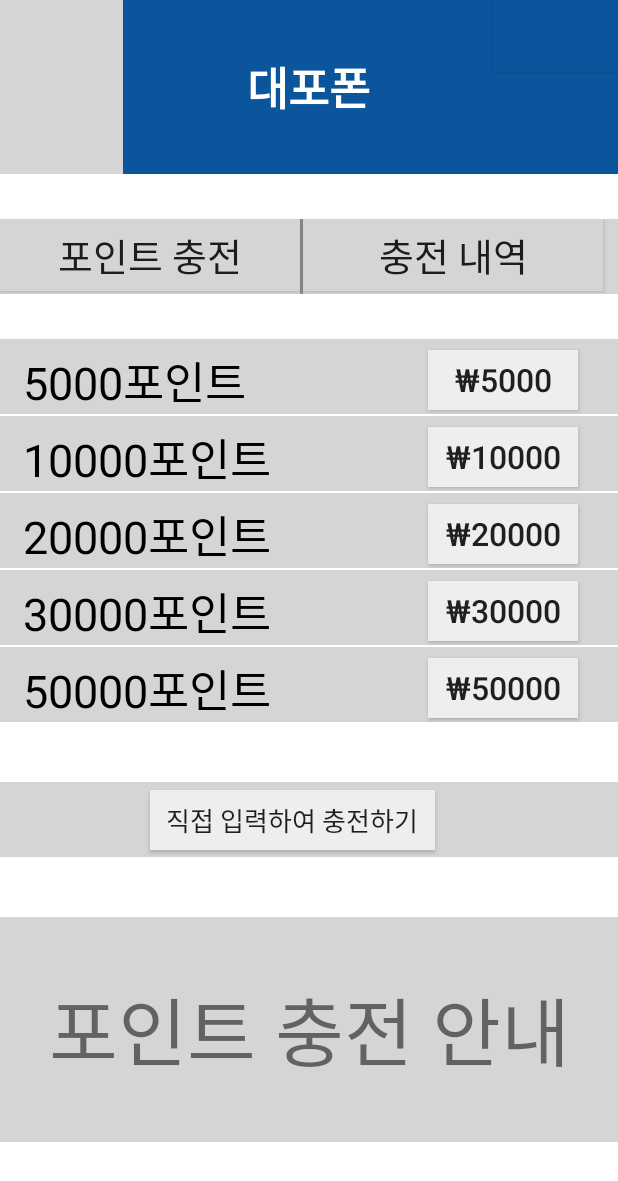
After one commit to SEJUNLIM/DKU_DowTech_2022, an Android app: the layout activity_chargepoint.xml on its own in the app's theme, with its tools: preview values and no code run, on a phone screen of 412 x 824 dp. The commit adds this screen. Shown: the top 1181 px of the screen. Run offline under Robolectric (Android 15) with nearby library versions, the light colour scheme and no system bars; grey boxes are pictures that could not be loaded.

Commit message:
first commit

```diff
--- a/app/build.gradle
+++ b/app/build.gradle
@@ -25,6 +25,7 @@ android {
         sourceCompatibility JavaVersion.VERSION_1_8
         targetCompatibility JavaVersion.VERSION_1_8
     }
+    namespace 'com.example.dku_dow_dpp'
 }
 
 dependencies {
--- a/app/src/main/AndroidManifest.xml
+++ b/app/src/main/AndroidManifest.xml
@@ -1,7 +1,6 @@
 <?xml version="1.0" encoding="utf-8"?>
 <manifest xmlns:android="http://schemas.android.com/apk/res/android"
-    xmlns:tools="http://schemas.android.com/tools"
-    package="com.example.dku_dow_dpp">
+    xmlns:tools="http://schemas.android.com/tools">
 
     <application
         android:allowBackup="true"
--- /dev/null
+++ b/app/src/main/java/com/example/dku_dow_dpp/ChargeListActivity.java
@@ -0,0 +1,4 @@
+package com.example.dku_dow_dpp;
+
+public class ChargeListActivity {
+}
--- /dev/null
+++ b/app/src/main/java/com/example/dku_dow_dpp/ChargePointActivity.java
@@ -0,0 +1,4 @@
+package com.example.dku_dow_dpp;
+
+public class ChargePointActivity {
+}
--- /dev/null
+++ b/app/src/main/res/layout/activity_chargepoint.xml
@@ -0,0 +1,238 @@
+<?xml version="1.0" encoding="utf-8"?>
+<LinearLayout xmlns:android="http://schemas.android.com/apk/res/android"
+    android:orientation="vertical"
+    android:layout_width="match_parent"
+    android:layout_height="match_parent">
+
+    <LinearLayout
+        android:layout_width="match_parent"
+        android:layout_height="wrap_content"
+        android:background="@color/main"
+        android:orientation="horizontal">
+
+        <android.widget.ImageButton
+            android:id="@+id/button"
+            android:layout_width="0dp"
+            android:layout_height="wrap_content"
+            android:layout_weight="1"
+            android:background="@color/main"
+            android:src="@drawable/back_arrow_resize"
+            android:layout_gravity="center"
+            android:padding="10dp"
+            android:text="" />
+
+        <TextView
+            android:id="@+id/textView"
+            android:layout_width="0dp"
+            android:layout_height="wrap_content"
+            android:layout_weight="3"
+            android:gravity="center"
+            android:layout_gravity="center"
+            android:text="대포폰"
+            android:textColor="@color/white"
+            android:textStyle="bold"
+            android:textSize="30sp" />
+
+        <android.widget.Button
+            android:id="@+id/notButton"
+            android:layout_width="0dp"
+            android:layout_height="wrap_content"
+            android:layout_weight="1"
+            android:background="@color/main"
+            android:text="" />
+    </LinearLayout>
+
+    <LinearLayout
+        android:layout_width="match_parent"
+        android:layout_height="50dp"
+        android:background="#d5d5d5"
+        android:orientation="horizontal"
+        android:layout_marginTop="30dp">
+
+        <android.widget.Button
+            android:layout_width="200dp"
+            android:layout_height="wrap_content"
+            android:text="포인트 충전"
+            android:textSize="25sp"
+            android:background="#d5d5d5"/>
+
+        <View
+            android:layout_width="2dp"
+            android:layout_height="wrap_content"
+            android:background="#8e8e8e"/>
+
+        <android.widget.Button
+            android:layout_width="200dp"
+            android:layout_height="wrap_content"
+            android:text="충전 내역"
+            android:textSize="25sp"
+            android:background="#d5d5d5"/>
+
+    </LinearLayout>
+
+    <LinearLayout
+        android:layout_width="match_parent"
+        android:layout_height="50dp"
+        android:background="#d5d5d5"
+        android:orientation="horizontal"
+        android:layout_marginTop="30dp">
+
+        <TextView
+            android:layout_width="270dp"
+            android:layout_height="wrap_content"
+            android:text="5000포인트"
+            android:textSize="30sp"
+            android:textColor="@color/black"
+            android:layout_marginTop="5dp"
+            android:layout_marginStart="15dp"
+            android:gravity="start"/>
+
+        <android.widget.Button
+            android:layout_width="100dp"
+            android:layout_height="40dp"
+            android:text="₩5000"
+            android:textSize="21sp"
+            android:background="#EEEEEE"/>
+
+    </LinearLayout>
+
+    <LinearLayout
+        android:layout_width="match_parent"
+        android:layout_height="50dp"
+        android:background="#d5d5d5"
+        android:orientation="horizontal"
+        android:layout_marginTop="1dp">
+
+        <TextView
+            android:layout_width="270dp"
+            android:layout_height="wrap_content"
+            android:text="10000포인트"
+            android:textSize="30sp"
+            android:textColor="@color/black"
+            android:layout_marginTop="5dp"
+            android:layout_marginStart="15dp"
+            android:gravity="start"/>
+
+        <android.widget.Button
+            android:layout_width="100dp"
+            android:layout_height="40dp"
+            android:text="₩10000"
+            android:textSize="21sp"
+            android:background="#EEEEEE"/>
+
+    </LinearLayout>
+
+    <LinearLayout
+        android:layout_width="match_parent"
+        android:layout_height="50dp"
+        android:background="#d5d5d5"
+        android:orientation="horizontal"
+        android:layout_marginTop="1dp">
+
+        <TextView
+            android:layout_width="270dp"
+            android:layout_height="wrap_content"
+            android:text="20000포인트"
+            android:textSize="30sp"
+            android:textColor="@color/black"
+            android:layout_marginTop="5dp"
+            android:layout_marginStart="15dp"
+            android:gravity="start"/>
+
+        <android.widget.Button
+            android:layout_width="100dp"
+            android:layout_height="40dp"
+            android:text="₩20000"
+            android:textSize="21sp"
+            android:background="#EEEEEE"/>
+
+    </LinearLayout>
+
+    <LinearLayout
+        android:layout_width="match_parent"
+        android:layout_height="50dp"
+        android:background="#d5d5d5"
+        android:orientation="horizontal"
+        android:layout_marginTop="1dp">
+
+        <TextView
+            android:layout_width="270dp"
+            android:layout_height="wrap_content"
+            android:text="30000포인트"
+            android:textSize="30sp"
+            android:textColor="@color/black"
+            android:layout_marginTop="5dp"
+            android:layout_marginStart="15dp"
+            android:gravity="start"/>
+
+        <android.widget.Button
+            android:layout_width="100dp"
+            android:layout_height="40dp"
+            android:text="₩30000"
+            android:textSize="21sp"
+            android:background="#EEEEEE"/>
+
+    </LinearLayout>
+
+    <LinearLayout
+        android:layout_width="match_parent"
+        android:layout_height="50dp"
+        android:background="#d5d5d5"
+        android:orientation="horizontal"
+        android:layout_marginTop="1dp">
+
+        <TextView
+            android:layout_width="270dp"
+            android:layout_height="wrap_content"
+            android:text="50000포인트"
+            android:textSize="30sp"
+            android:textColor="@color/black"
+            android:layout_marginTop="5dp"
+            android:layout_marginStart="15dp"
+            android:gravity="start"/>
+
+        <android.widget.Button
+            android:layout_width="100dp"
+            android:layout_height="40dp"
+            android:text="₩50000"
+            android:textSize="21sp"
+            android:background="#EEEEEE"/>
+
+    </LinearLayout>
+
+    <LinearLayout
+        android:layout_width="match_parent"
+        android:layout_height="50dp"
+        android:background="#d5d5d5"
+        android:orientation="horizontal"
+        android:layout_marginTop="40dp">
+
+        <android.widget.Button
+            android:layout_width="190dp"
+            android:layout_height="40dp"
+            android:layout_marginStart="100dp"
+            android:layout_marginTop="5dp"
+            android:text="직접 입력하여 충전하기"
+            android:textSize="17sp"
+            android:background="#EEEEEE"/>
+
+    </LinearLayout>
+
+    <LinearLayout
+        android:layout_width="match_parent"
+        android:layout_height="150dp"
+        android:background="#d5d5d5"
+        android:orientation="horizontal"
+        android:layout_marginTop="40dp">
+
+        <TextView
+            android:layout_width="match_parent"
+            android:layout_height="match_parent"
+            android:text="포인트 충전 안내"
+            android:gravity="center"
+            android:textSize="50sp"/>
+
+    </LinearLayout>
+
+
+</LinearLayout>
--- a/app/src/main/res/values/colors.xml
+++ b/app/src/main/res/values/colors.xml
@@ -7,4 +7,5 @@
     <color name="teal_700">#FF018786</color>
     <color name="black">#FF000000</color>
     <color name="white">#FFFFFFFF</color>
+    <color name="main">#0a559c</color>
 </resources>
--- a/build.gradle
+++ b/build.gradle
@@ -1,7 +1,7 @@
 // Top-level build file where you can add configuration options common to all sub-projects/modules.
 plugins {
-    id 'com.android.application' version '7.2.0' apply false
-    id 'com.android.library' version '7.2.0' apply false
+    id 'com.android.application' version '7.3.1' apply false
+    id 'com.android.library' version '7.3.1' apply false
 }
 
 task clean(type: Delete) {
```
Also changed, not shown: app/src/main/res/layout/activity_chargelist.xml (added, +215 -0 lines), app/src/main/java/com/example/dku_dow_dpp/MainActivity.java (line endings or trailing spaces), gradle/wrapper/gradle-wrapper.properties.
